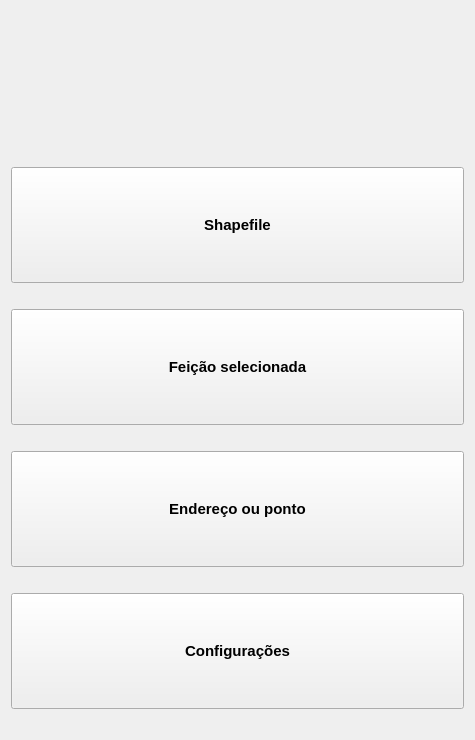
Old version of the form screens/main_window.ui in the repository spuhub/prisma.
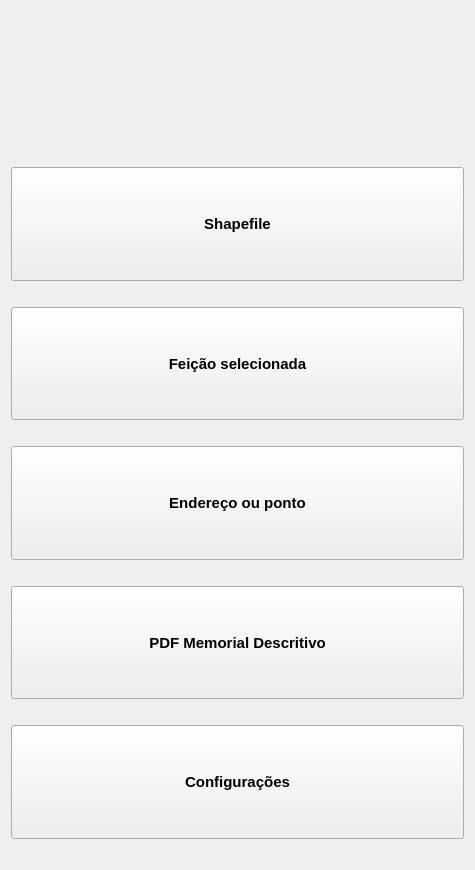
New version of the form. Icons and pictures are not drawn.

Commit message: Inclusão de botão de pdf na janela principal

```diff
--- a/screens/main_window.ui
+++ b/screens/main_window.ui
@@ -7,7 +7,7 @@
     <x>0</x>
     <y>0</y>
     <width>475</width>
-    <height>740</height>
+    <height>870</height>
    </rect>
   </property>
   <property name="windowTitle">
@@ -174,6 +174,44 @@
        </property>
       </spacer>
      </item>
+     <item>
+      <widget class="QPushButton" name="btn_memorial">
+       <property name="sizePolicy">
+        <sizepolicy hsizetype="Expanding" vsizetype="Expanding">
+         <horstretch>0</horstretch>
+         <verstretch>0</verstretch>
+        </sizepolicy>
+       </property>
+       <property name="font">
+        <font>
+         <pointsize>11</pointsize>
+         <weight>75</weight>
+         <bold>true</bold>
+         <strikeout>false</strikeout>
+         <kerning>true</kerning>
+        </font>
+       </property>
+       <property name="focusPolicy">
+        <enum>Qt::NoFocus</enum>
+       </property>
+       <property name="text">
+        <string>PDF Memorial Descritivo</string>
+       </property>
+      </widget>
+     </item>
+     <item>
+      <spacer name="horizontalSpacer_5">
+       <property name="orientation">
+        <enum>Qt::Horizontal</enum>
+       </property>
+       <property name="sizeHint" stdset="0">
+        <size>
+         <width>40</width>
+         <height>20</height>
+        </size>
+       </property>
+      </spacer>
+     </item>
      <item>
       <widget class="QPushButton" name="btn_config">
        <property name="sizePolicy">
```
